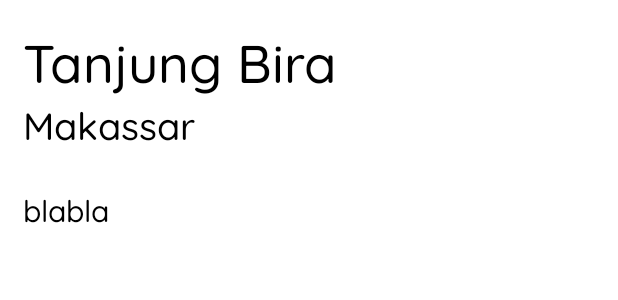
After one commit to dzakideveloper/WereldApps, an Android app: the layout activity_detail_indo.xml on its own in the app's theme, with its tools: preview values and no code run, on a phone screen of 412 x 824 dp. The commit adds this screen. Shown: the top 300 px of the screen. Run offline under Robolectric (Android 15) with nearby library versions, the phone set to English and light mode, and no system bars.

Commit message:
First Commit

```diff
--- a/app/src/main/java/com/example/wereldapps/data/network/ApiService.kt
+++ b/app/src/main/java/com/example/wereldapps/data/network/ApiService.kt
@@ -1,5 +1,6 @@
 package com.example.wereldapps.data.network
 
+import com.example.wereldapps.data.response.IndonesiaResponseItem
 import com.example.wereldapps.data.response.NegaraResponseItem
 import com.example.wereldapps.data.response.TravelResponseItem
 import retrofit2.Call
@@ -12,4 +13,7 @@ interface ApiService {
 
     @GET("Negara")
     fun getNegara(): Call<List<NegaraResponseItem>>
+
+    @GET("Indonesia")
+    fun getIndonesia(): Call<List<IndonesiaResponseItem>>
 }
--- /dev/null
+++ b/app/src/main/res/layout/activity_detail_indo.xml
@@ -0,0 +1,38 @@
+<?xml version="1.0" encoding="utf-8"?>
+<androidx.constraintlayout.widget.ConstraintLayout xmlns:android="http://schemas.android.com/apk/res/android"
+    xmlns:app="http://schemas.android.com/apk/res-auto"
+    xmlns:tools="http://schemas.android.com/tools"
+    android:layout_width="match_parent"
+    android:layout_height="match_parent"
+    tools:context=".ui.detail.DetailIndoActivity"
+    android:padding="15dp">
+
+    <TextView
+        android:layout_width="wrap_content"
+        android:layout_height="wrap_content"
+        android:textSize="35dp"
+        android:text="Tanjung Bira"
+        android:id="@+id/tv_title_detail_indo"
+        app:layout_constraintTop_toTopOf="parent"
+        app:layout_constraintLeft_toLeftOf="parent"/>
+
+    <TextView
+        android:layout_width="wrap_content"
+        android:layout_height="wrap_content"
+        android:textSize="25dp"
+        android:text="Makassar"
+        android:id="@+id/tv_lokasi_detail_indo"
+        app:layout_constraintTop_toBottomOf="@id/tv_title_detail_indo"
+        app:layout_constraintLeft_toLeftOf="parent"/>
+
+    <TextView
+        android:layout_width="wrap_content"
+        android:layout_height="wrap_content"
+        android:textSize="20dp"
+        android:text="blabla"
+        android:id="@+id/tv_desc_detail_indo"
+        app:layout_constraintTop_toBottomOf="@id/tv_lokasi_detail_indo"
+        app:layout_constraintLeft_toLeftOf="parent"
+        android:layout_marginTop="25dp"/>
+
+</androidx.constraintlayout.widget.ConstraintLayout>
--- a/app/src/main/res/menu/drawer.xml
+++ b/app/src/main/res/menu/drawer.xml
@@ -10,6 +10,9 @@
         <item android:id="@+id/negara_fragment"
             android:icon="@drawable/earth"
             android:title="Negara Page" />
+        <item android:id="@+id/indo_fragment"
+            android:icon="@drawable/pp"
+            android:title="Indonesia Page" />
     </group>
 
 </menu>
--- a/app/src/main/res/navigation/navigation.xml
+++ b/app/src/main/res/navigation/navigation.xml
@@ -15,4 +15,9 @@
         android:name="com.example.wereldapps.ui.travel.TravelFragment"
         android:label="Travel Page"
         tools:layout="@layout/fragment_travel" />
+    <fragment
+        android:id="@+id/indo_fragment"
+        android:name="com.example.wereldapps.ui.indo.IndonesiaFragment"
+        android:label="Indonesia Page"
+        tools:layout="@layout/fragment_indonesia" />
 </navigation>
```
Also changed, not shown: app/src/main/AndroidManifest.xml (+7 -4 lines), app/src/main/java/com/example/wereldapps/data/response/IndonesiaResponse.kt (added, +28 -0 lines), app/src/main/java/com/example/wereldapps/ui/MainActivity.kt (+29 -1 lines), app/src/main/java/com/example/wereldapps/ui/detail/DetailIndoActivity.kt (added, +41 -0 lines), app/src/main/java/com/example/wereldapps/ui/indo/IndonesiaAdapter.kt (added, +42 -0 lines), app/src/main/java/com/example/wereldapps/ui/indo/IndonesiaFragment.kt (added, +60 -0 lines), app/src/main/java/com/example/wereldapps/ui/indo/IndonesiaViewModel.kt (added, +32 -0 lines), app/src/main/java/com/example/wereldapps/utils/OnItemClickCallbackIndonesia.kt (added, +8 -0 lines), app/src/main/res/layout/fragment_indonesia.xml (added, +14 -0 lines), app/src/main/res/layout/row_indo.xml (added, +26 -0 lines).
